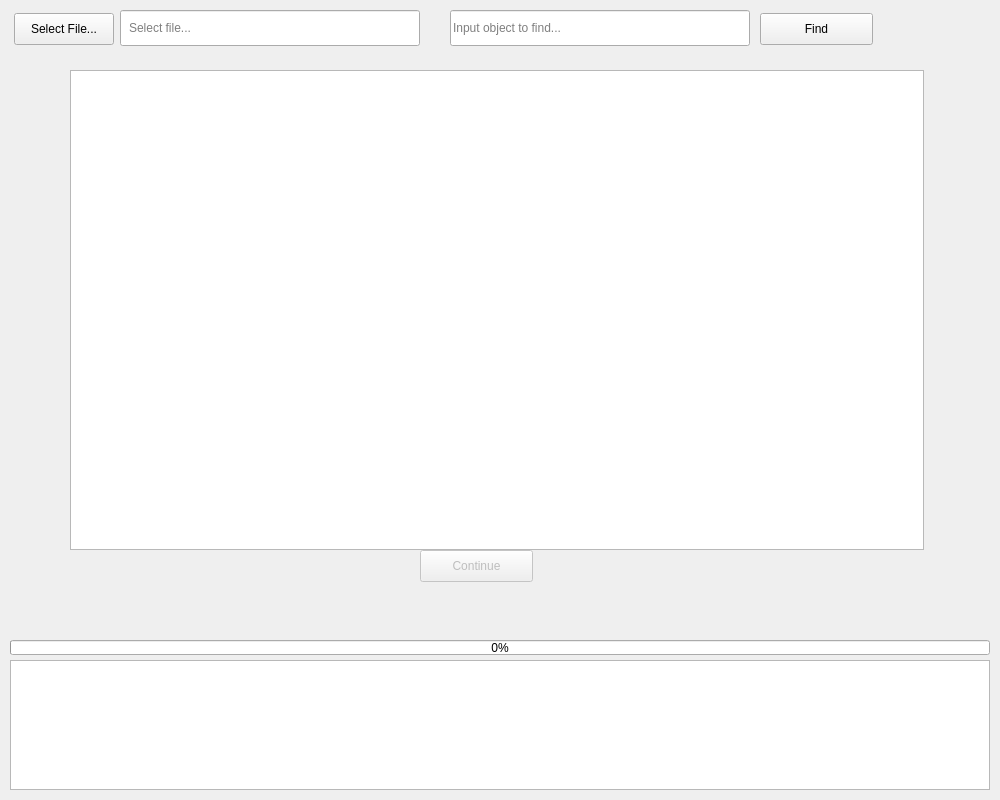
Before: the Qt Designer form app/ui/main_view.ui in mattvall1/fyp-video_object_timestamp_finder, drawn with Qt 5.
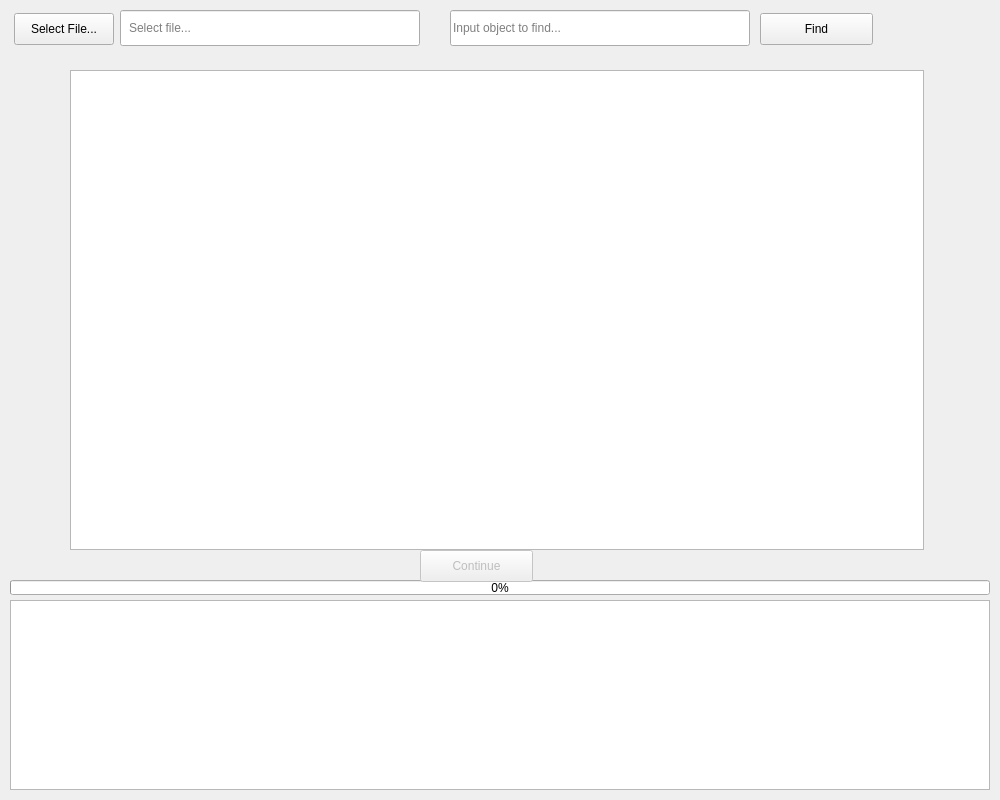
After: the same form once the commit is applied.

Commit message: Console enlargement

The edit to the form file:
```diff
--- a/app/ui/main_view.ui
+++ b/app/ui/main_view.ui
@@ -124,9 +124,9 @@
     <property name="geometry">
      <rect>
       <x>10</x>
-      <y>660</y>
+      <y>600</y>
       <width>980</width>
-      <height>130</height>
+      <height>190</height>
      </rect>
     </property>
     <property name="cursor" stdset="0">
@@ -160,7 +160,7 @@
     <property name="geometry">
      <rect>
       <x>10</x>
-      <y>640</y>
+      <y>580</y>
       <width>980</width>
       <height>15</height>
      </rect>
```
